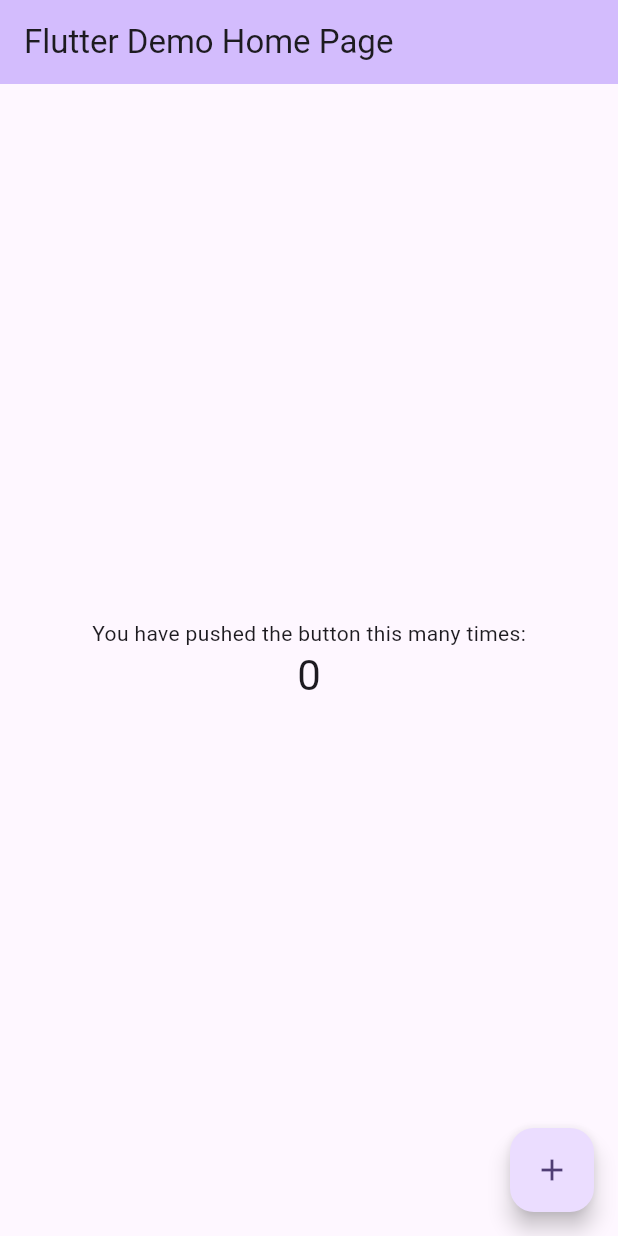
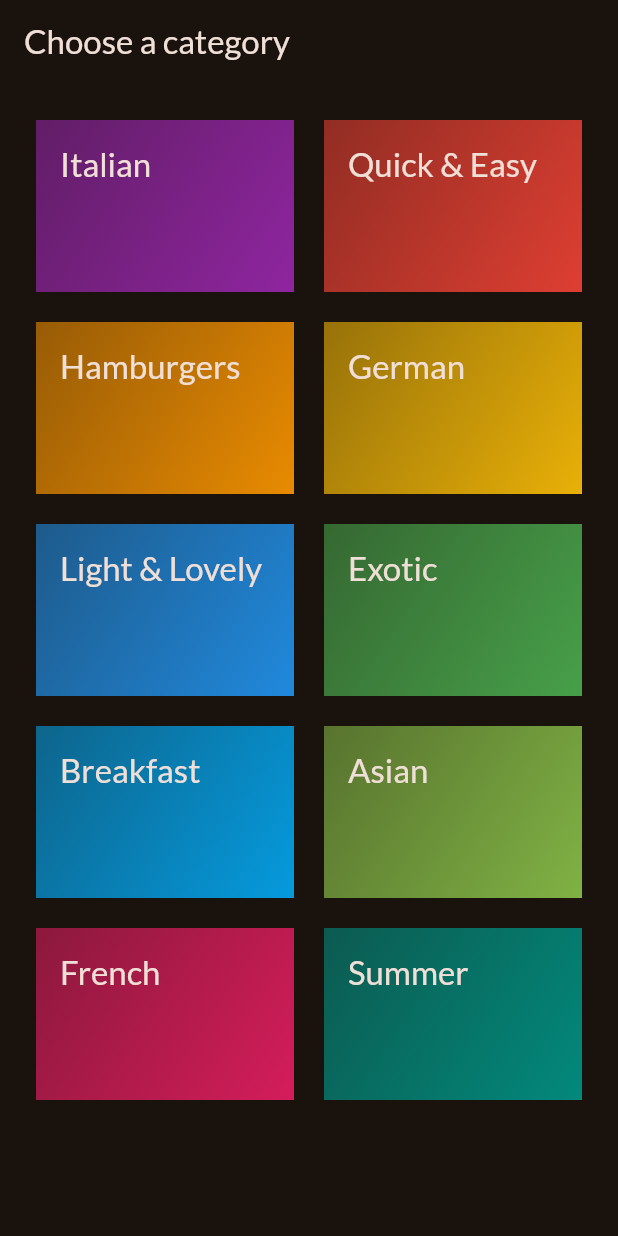
Before and after one commit to nikhil-RGB/meals-app, a Flutter app: the screen it shows after launch, on a phone screen of 412 x 824 dp. Run offline on Flutter 3.47's test engine with Material 3 defaults, Android fonts, the phone set to English and light mode, and no system bars; our stand-ins replace google_fonts.

Commit message:
✨ Set-up Categories Screen

```diff
--- /dev/null
+++ b/lib/data/dummy_data.dart
@@ -0,0 +1,56 @@
+import 'package:flutter/material.dart';
+
+import 'package:meals_app/models/Categories.dart';
+
+const availableCategories = [
+  Categories(
+    id: 'c1',
+    title: 'Italian',
+    color: Colors.purple,
+  ),
+  Categories(
+    id: 'c2',
+    title: 'Quick & Easy',
+    color: Colors.red,
+  ),
+  Categories(
+    id: 'c3',
+    title: 'Hamburgers',
+    color: Colors.orange,
+  ),
+  Categories(
+    id: 'c4',
+    title: 'German',
+    color: Colors.amber,
+  ),
+  Categories(
+    id: 'c5',
+    title: 'Light & Lovely',
+    color: Colors.blue,
+  ),
+  Categories(
+    id: 'c6',
+    title: 'Exotic',
+    color: Colors.green,
+  ),
+  Categories(
+    id: 'c7',
+    title: 'Breakfast',
+    color: Colors.lightBlue,
+  ),
+  Categories(
+    id: 'c8',
+    title: 'Asian',
+    color: Colors.lightGreen,
+  ),
+  Categories(
+    id: 'c9',
+    title: 'French',
+    color: Colors.pink,
+  ),
+  Categories(
+    id: 'c10',
+    title: 'Summer',
+    color: Colors.teal,
+  ),
+];
--- a/lib/main.dart
+++ b/lib/main.dart
@@ -1,125 +1,29 @@
 import 'package:flutter/material.dart';
 
+import 'package:google_fonts/google_fonts.dart';
+import 'package:meals_app/pages/CategoriesScreen.dart';
+
+final theme = ThemeData(
+  useMaterial3: true,
+  colorScheme: ColorScheme.fromSeed(
+    brightness: Brightness.dark,
+    seedColor: const Color.fromARGB(255, 131, 57, 0),
+  ),
+  textTheme: GoogleFonts.latoTextTheme(),
+);
+
 void main() {
-  runApp(const MyApp());
+  runApp(const App());
 }
 
-class MyApp extends StatelessWidget {
-  const MyApp({super.key});
+class App extends StatelessWidget {
+  const App({super.key});
 
-  // This widget is the root of your application.
   @override
   Widget build(BuildContext context) {
     return MaterialApp(
-      title: 'Flutter Demo',
-      theme: ThemeData(
-        // This is the theme of your application.
-        //
-        // TRY THIS: Try running your application with "flutter run". You'll see
-        // the application has a blue toolbar. Then, without quitting the app,
-        // try changing the seedColor in the colorScheme below to Colors.green
-        // and then invoke "hot reload" (save your changes or press the "hot
-        // reload" button in a Flutter-supported IDE, or press "r" if you used
-        // the command line to start the app).
-        //
-        // Notice that the counter didn't reset back to zero; the application
-        // state is not lost during the reload. To reset the state, use hot
-        // restart instead.
-        //
-        // This works for code too, not just values: Most code changes can be
-        // tested with just a hot reload.
-        colorScheme: ColorScheme.fromSeed(seedColor: Colors.deepPurple),
-        useMaterial3: true,
-      ),
-      home: const MyHomePage(title: 'Flutter Demo Home Page'),
+      theme: theme,
+      home: CategoriesScreen(), // Todo ...,
     );
   }
 }
-
-class MyHomePage extends StatefulWidget {
-  const MyHomePage({super.key, required this.title});
-
-  // This widget is the home page of your application. It is stateful, meaning
-  // that it has a State object (defined below) that contains fields that affect
-  // how it looks.
-
-  // This class is the configuration for the state. It holds the values (in this
-  // case the title) provided by the parent (in this case the App widget) and
-  // used by the build method of the State. Fields in a Widget subclass are
-  // always marked "final".
-
-  final String title;
-
-  @override
-  State<MyHomePage> createState() => _MyHomePageState();
-}
-
-class _MyHomePageState extends State<MyHomePage> {
-  int _counter = 0;
-
-  void _incrementCounter() {
-    setState(() {
-      // This call to setState tells the Flutter framework that something has
-      // changed in this State, which causes it to rerun the build method below
-      // so that the display can reflect the updated values. If we changed
-      // _counter without calling setState(), then the build method would not be
-      // called again, and so nothing would appear to happen.
-      _counter++;
-    });
-  }
-
-  @override
-  Widget build(BuildContext context) {
-    // This method is rerun every time setState is called, for instance as done
-    // by the _incrementCounter method above.
-    //
-    // The Flutter framework has been optimized to make rerunning build methods
-    // fast, so that you can just rebuild anything that needs updating rather
-    // than having to individually change instances of widgets.
-    return Scaffold(
-      appBar: AppBar(
-        // TRY THIS: Try changing the color here to a specific color (to
-        // Colors.amber, perhaps?) and trigger a hot reload to see the AppBar
-        // change color while the other colors stay the same.
-        backgroundColor: Theme.of(context).colorScheme.inversePrimary,
-        // Here we take the value from the MyHomePage object that was created by
-        // the App.build method, and use it to set our appbar title.
-        title: Text(widget.title),
-      ),
-      body: Center(
-        // Center is a layout widget. It takes a single child and positions it
-        // in the middle of the parent.
-        child: Column(
-          // Column is also a layout widget. It takes a list of children and
-          // arranges them vertically. By default, it sizes itself to fit its
-          // children horizontally, and tries to be as tall as its parent.
-          //
-          // Column has various properties to control how it sizes itself and
-          // how it positions its children. Here we use mainAxisAlignment to
-          // center the children vertically; the main axis here is the vertical
-          // axis because Columns are vertical (the cross axis would be
-          // horizontal).
-          //
-          // TRY THIS: Invoke "debug painting" (choose the "Toggle Debug Paint"
-          // action in the IDE, or press "p" in the console), to see the
-          // wireframe for each widget.
-          mainAxisAlignment: MainAxisAlignment.center,
-          children: <Widget>[
-            const Text(
-              'You have pushed the button this many times:',
-            ),
-            Text(
-              '$_counter',
-              style: Theme.of(context).textTheme.headlineMedium,
-            ),
-          ],
-        ),
-      ),
-      floatingActionButton: FloatingActionButton(
-        onPressed: _incrementCounter,
-        tooltip: 'Increment',
-        child: const Icon(Icons.add),
-      ), // This trailing comma makes auto-formatting nicer for build methods.
-    );
-  }
-}
--- /dev/null
+++ b/lib/models/Categories.dart
@@ -0,0 +1,12 @@
+import 'package:flutter/material.dart';
+
+class Categories {
+  final String id;
+  final String title;
+  final Color color;
+  const Categories({
+    required this.id,
+    required this.title,
+    this.color = Colors.orange,
+  });
+}
--- /dev/null
+++ b/lib/pages/CategoriesScreen.dart
@@ -0,0 +1,28 @@
+import 'package:flutter/material.dart';
+import 'package:meals_app/data/dummy_data.dart';
+import 'package:meals_app/widgets/category_grid_item.dart';
+
+class CategoriesScreen extends StatelessWidget {
+  const CategoriesScreen({super.key});
+  Widget build(BuildContext context) {
+    return SafeArea(
+      child: Scaffold(
+        appBar: AppBar(
+          title: Text("Choose a category"),
+        ),
+        body: GridView(
+          padding: const EdgeInsets.all(24.0),
+          gridDelegate: const SliverGridDelegateWithFixedCrossAxisCount(
+            crossAxisCount: 2,
+            childAspectRatio: 1.50,
+            crossAxisSpacing: 20,
+            mainAxisSpacing: 20,
+          ),
+          children: [
+            ...availableCategories.map((item) => CategoryItem(category: item)),
+          ],
+        ),
+      ),
+    );
+  }
+}
--- /dev/null
+++ b/lib/widgets/category_grid_item.dart
@@ -0,0 +1,31 @@
+import 'package:flutter/material.dart';
+import 'package:meals_app/models/Categories.dart';
+
+class CategoryItem extends StatelessWidget {
+  final Categories category;
+  const CategoryItem({super.key, required this.category});
+
+  @override
+  Widget build(BuildContext context) {
+    return Container(
+      padding: const EdgeInsets.all(16.0),
+      decoration: BoxDecoration(
+        gradient: LinearGradient(
+          colors: [
+            category.color.withOpacity(0.55),
+            category.color.withOpacity(0.90),
+          ],
+          begin: Alignment.topLeft,
+          end: Alignment.bottomRight,
+        ),
+      ),
+      child: Text(
+        category.title,
+        style: Theme.of(context)
+            .textTheme
+            .titleLarge!
+            .copyWith(color: Theme.of(context).colorScheme.onBackground),
+      ),
+    );
+  }
+}
--- a/pubspec.yaml
+++ b/pubspec.yaml
@@ -35,6 +35,7 @@ dependencies:
   # The following adds the Cupertino Icons font to your application.
   # Use with the CupertinoIcons class for iOS style icons.
   cupertino_icons: ^1.0.2
+  google_fonts: ^6.1.0
 
 dev_dependencies:
   flutter_test:
```
Also changed, not shown: pubspec.lock, 1 other file.
